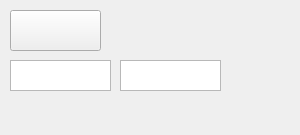
Above: C++/qt/TestFormQT/mainwindow.ui from ilya-uzun/Learning before the change. Below: the same form after it.
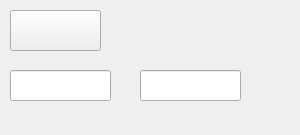
That is the form after the change.

What changed in the file:
```diff
--- a/C++/qt/TestFormQT/mainwindow.ui
+++ b/C++/qt/TestFormQT/mainwindow.ui
@@ -27,26 +27,6 @@
      <string/>
     </property>
    </widget>
-   <widget class="QTextEdit" name="textEdit">
-    <property name="geometry">
-     <rect>
-      <x>10</x>
-      <y>60</y>
-      <width>101</width>
-      <height>31</height>
-     </rect>
-    </property>
-   </widget>
-   <widget class="QTextEdit" name="textEdit_2">
-    <property name="geometry">
-     <rect>
-      <x>120</x>
-      <y>60</y>
-      <width>101</width>
-      <height>31</height>
-     </rect>
-    </property>
-   </widget>
    <widget class="QLabel" name="label">
     <property name="geometry">
      <rect>
@@ -60,6 +40,26 @@
      <string/>
     </property>
    </widget>
+   <widget class="QLineEdit" name="lineEdit">
+    <property name="geometry">
+     <rect>
+      <x>10</x>
+      <y>70</y>
+      <width>101</width>
+      <height>31</height>
+     </rect>
+    </property>
+   </widget>
+   <widget class="QLineEdit" name="lineEdit_2">
+    <property name="geometry">
+     <rect>
+      <x>140</x>
+      <y>70</y>
+      <width>101</width>
+      <height>31</height>
+     </rect>
+    </property>
+   </widget>
   </widget>
  </widget>
  <resources/>
```
